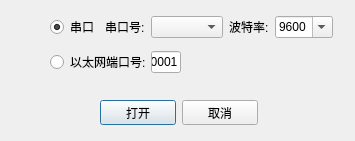
Qt form serial.ui (qwerttqq95/698SP_CL) before a commit.
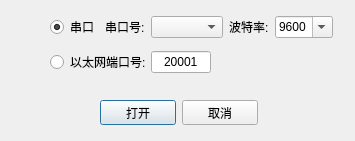
The same form after that commit.

```diff
--- a/serial.ui
+++ b/serial.ui
@@ -201,14 +201,29 @@
             <bool>true</bool>
         </property>
         <property name="sizePolicy">
-         <sizepolicy hsizetype="Preferred" vsizetype="Fixed">
+         <sizepolicy hsizetype="Minimum" vsizetype="Fixed">
           <horstretch>0</horstretch>
           <verstretch>0</verstretch>
          </sizepolicy>
         </property>
+        <property name="minimumSize">
+         <size>
+          <width>60</width>
+          <height>0</height>
+         </size>
+        </property>
+        <property name="maximumSize">
+         <size>
+          <width>91</width>
+          <height>16777215</height>
+         </size>
+        </property>
         <property name="text">
             <string>20001</string>
         </property>
+        <property name="alignment">
+         <set>Qt::AlignCenter</set>
+        </property>
        </widget>
       </item>
       <item>
```
Lines whose indentation alone changed are shown as unchanged.
